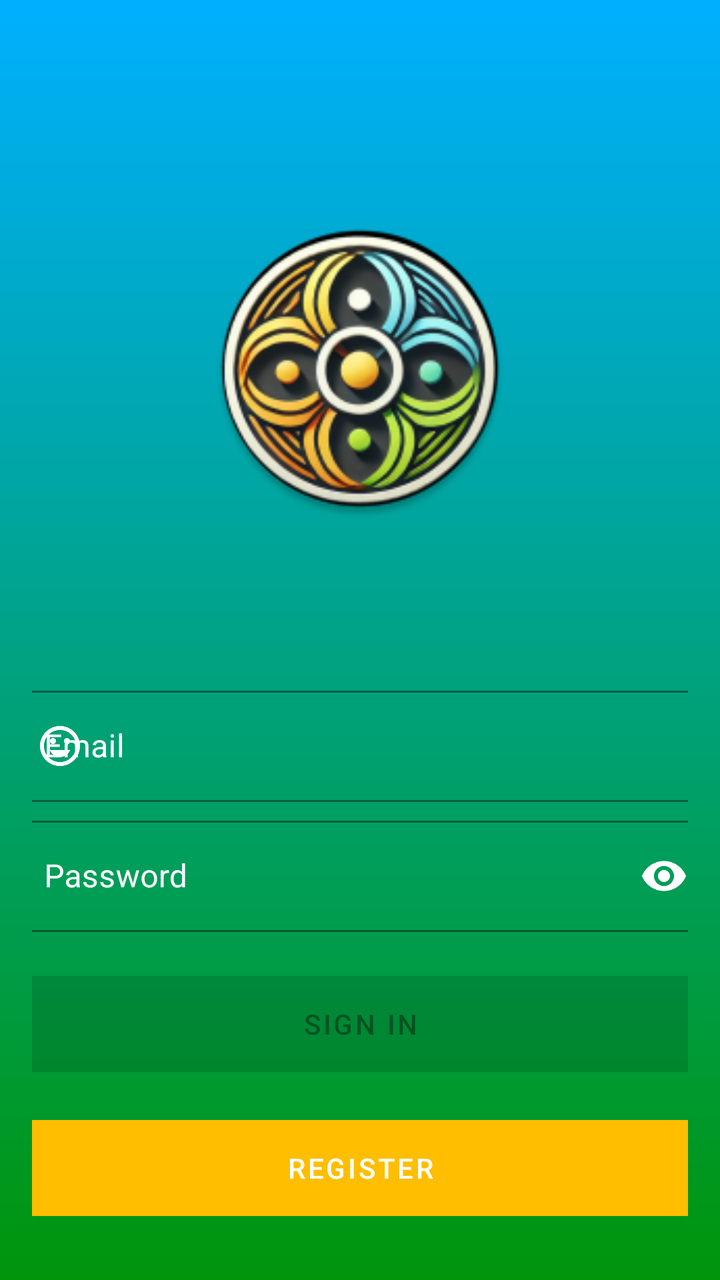
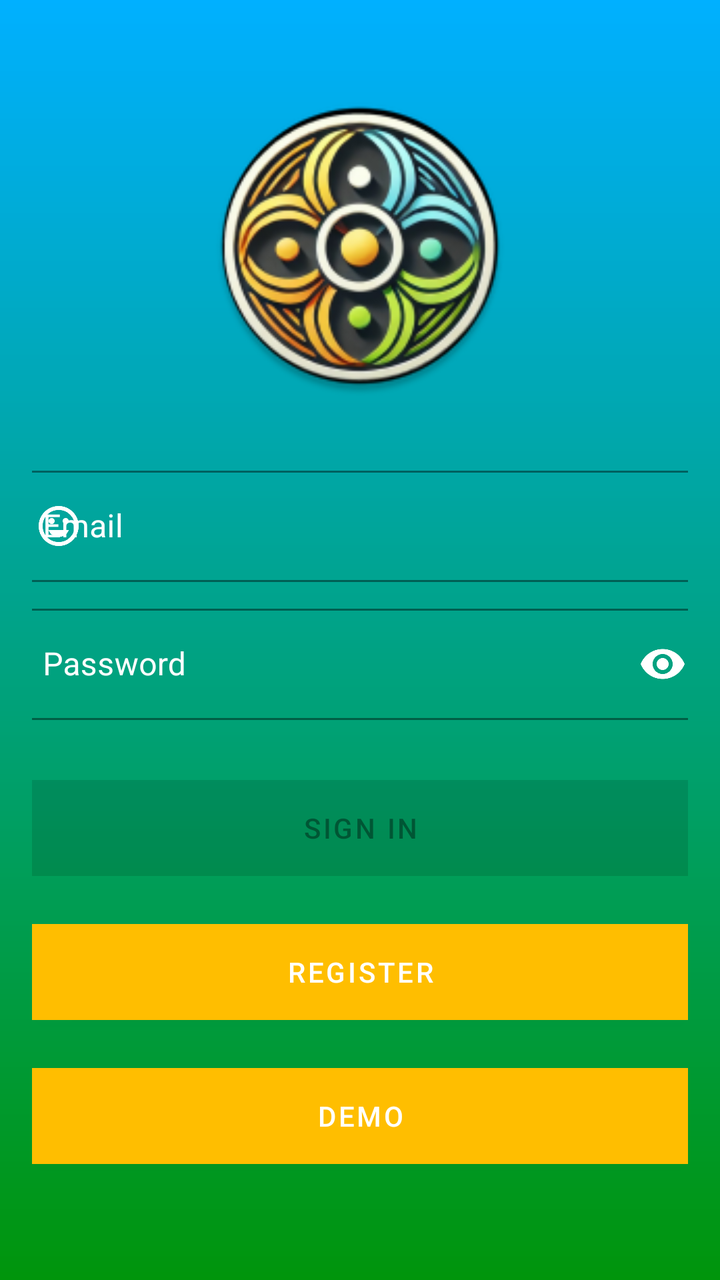

Screens rendered from an Android XML layout before and after an edit, with the pre-edit source and the edit as a unified diff.
<!-- AndroidManifest.xml: activity theme Theme.QhagoApp.Login -->
<!-- res/layout/activity_login.xml -->
<?xml version="1.0" encoding="utf-8"?>
<androidx.constraintlayout.widget.ConstraintLayout xmlns:android="http://schemas.android.com/apk/res/android"
    xmlns:app="http://schemas.android.com/apk/res-auto"
    xmlns:tools="http://schemas.android.com/tools"
    android:id="@+id/container"
    android:background="@drawable/login_background_gradient"
    android:layout_width="match_parent"
    android:layout_height="match_parent"
    android:paddingLeft="@dimen/activity_horizontal_margin"
    android:paddingTop="@dimen/activity_vertical_margin"
    android:paddingRight="@dimen/activity_horizontal_margin"
    android:paddingBottom="@dimen/activity_vertical_margin"
    tools:context=".ui.login.LoginActivity">



    <ImageView
        android:id="@+id/imageView2"
        android:layout_width="150dp"
        android:layout_height="150dp"
        android:layout_marginTop="50dp"
        android:contentDescription="@string/thruxion_icon"
        app:layout_constraintBottom_toTopOf="@+id/til_username"
        app:layout_constraintEnd_toEndOf="parent"
        app:layout_constraintStart_toStartOf="parent"
        app:layout_constraintTop_toTopOf="parent"
        app:layout_constraintVertical_bias="0.35"
        app:srcCompat="@mipmap/ic_launcher" />

    <com.google.android.material.textfield.TextInputLayout
        android:id="@+id/til_username"
        style="@style/Widget.MaterialComponents.TextInputLayout.OutlinedBox"
        android:layout_width="350dp"
        android:layout_height="wrap_content"
        android:layout_marginTop="324dp"
        android:hint="@string/prompt_email"
        app:boxStrokeColor="@color/white"
        app:hintTextColor="@color/white"
        android:textColorHint="@color/white"
        app:startIconDrawable="@drawable/ic_profile"
        app:startIconTint="@color/white"
        app:layout_constraintEnd_toEndOf="parent"
        app:layout_constraintHorizontal_bias="0.482"
        app:layout_constraintStart_toStartOf="parent"
        app:layout_constraintTop_toTopOf="parent">

        <com.google.android.material.textfield.TextInputEditText
            android:id="@+id/username"
            android:layout_width="match_parent"
            android:layout_height="wrap_content"
            android:autofillHints="emailAddress"
            android:inputType="textEmailAddress"
            android:textColor="@color/white"
            android:selectAllOnFocus="true" />
    </com.google.android.material.textfield.TextInputLayout>

    <com.google.android.material.textfield.TextInputLayout
        android:id="@+id/til_password"
        style="@style/Widget.MaterialComponents.TextInputLayout.OutlinedBox"
        android:layout_width="350dp"
        android:layout_height="wrap_content"
        android:layout_marginTop="4dp"
        android:hint="@string/prompt_password"
        app:boxStrokeColor="@color/white"
        app:hintTextColor="@color/white"
        android:textColorHint="@color/white"
        app:endIconMode="password_toggle"
        app:endIconTint="@color/white"
        app:layout_constraintEnd_toEndOf="parent"
        app:layout_constraintHorizontal_bias="0.482"
        app:layout_constraintStart_toStartOf="parent"
        app:layout_constraintTop_toBottomOf="@+id/til_username">

        <com.google.android.material.textfield.TextInputEditText
            android:id="@+id/password"
            android:layout_width="match_parent"
            android:layout_height="wrap_content"
            android:autofillHints="password"
            android:imeActionLabel="@string/action_sign_in_short"
            android:imeOptions="actionDone"
            android:inputType="textPassword"
            android:textColor="@color/white"
            android:selectAllOnFocus="true" />
    </com.google.android.material.textfield.TextInputLayout>

    <Button
        android:id="@+id/login"
        android:layout_width="350dp"
        android:layout_height="60dp"
        android:layout_marginTop="16dp"
        android:enabled="false"
        android:text="@string/action_sign_in_short"
        app:layout_constraintEnd_toEndOf="parent"
        app:layout_constraintStart_toStartOf="parent"
        app:layout_constraintTop_toBottomOf="@+id/til_password" />

    <Button
        android:id="@+id/register"
        android:layout_width="350dp"
        android:layout_height="60dp"
        android:layout_marginTop="12dp"
        android:text="@string/action_register"
        app:layout_constraintEnd_toEndOf="parent"
        app:layout_constraintStart_toStartOf="parent"
        app:layout_constraintTop_toBottomOf="@+id/login" />

    <Button
        android:id="@+id/bypassButton"
        android:layout_width="350dp"
        android:layout_height="60dp"
        android:layout_marginTop="12dp"
        android:layout_marginBottom="64dp"
        android:text="@string/demo"
        app:layout_constraintBottom_toBottomOf="parent"
        app:layout_constraintEnd_toEndOf="parent"
        app:layout_constraintStart_toStartOf="parent"
        app:layout_constraintTop_toBottomOf="@+id/register"
        app:layout_constraintVertical_bias="0.0"
        app:rippleColor="#FFBE00" />


    <ProgressBar
        android:id="@+id/loading"
        android:layout_width="wrap_content"
        android:layout_height="wrap_content"
        android:layout_gravity="center"
        android:layout_marginTop="64dp"
        android:layout_marginBottom="64dp"
        android:visibility="gone"
        app:layout_constraintBottom_toBottomOf="parent"
        app:layout_constraintEnd_toEndOf="@+id/til_password"
        app:layout_constraintStart_toStartOf="@+id/til_password"
        app:layout_constraintTop_toTopOf="parent"
        app:layout_constraintVertical_bias="0.3" />

</androidx.constraintlayout.widget.ConstraintLayout>
<!-- resources referenced by this layout -->
<resources>
  <color name="white">#FFFFFFFF</color>
  <dimen name="activity_horizontal_margin">16dp</dimen>
  <dimen name="activity_vertical_margin">16dp</dimen>
  <!-- drawable ic_profile (drawable) -->
  <vector xmlns:android="http://schemas.android.com/apk/res/android" android:height="24dp" android:tint="#000000" android:viewportHeight="960" android:viewportWidth="960" android:width="24dp">
        
      <path android:fillColor="@android:color/white" android:pathData="M620,440Q645,440 662.5,422.5Q680,405 680,380Q680,355 662.5,337.5Q645,320 620,320Q595,320 577.5,337.5Q560,355 560,380Q560,405 577.5,422.5Q595,440 620,440ZM340,440Q365,440 382.5,422.5Q400,405 400,380Q400,355 382.5,337.5Q365,320 340,320Q315,320 297.5,337.5Q280,355 280,380Q280,405 297.5,422.5Q315,440 340,440ZM603.5,661.5Q659,623 684,560L276,560Q301,623 356.5,661.5Q412,700 480,700Q548,700 603.5,661.5ZM324,848.5Q251,817 197,763Q143,709 111.5,636Q80,563 80,480Q80,397 111.5,324Q143,251 197,197Q251,143 324,111.5Q397,80 480,80Q563,80 636,111.5Q709,143 763,197Q817,251 848.5,324Q880,397 880,480Q880,563 848.5,636Q817,709 763,763Q709,817 636,848.5Q563,880 480,880Q397,880 324,848.5ZM480,480Q480,480 480,480Q480,480 480,480Q480,480 480,480Q480,480 480,480Q480,480 480,480Q480,480 480,480Q480,480 480,480Q480,480 480,480ZM707,707Q800,614 800,480Q800,346 707,253Q614,160 480,160Q346,160 253,253Q160,346 160,480Q160,614 253,707Q346,800 480,800Q614,800 707,707Z"/>
      
  </vector>
  <!-- drawable login_background_gradient (drawable) -->
  <?xml version="1.0" encoding="utf-8"?>
  <shape xmlns:android="http://schemas.android.com/apk/res/android"
      android:shape="rectangle">
      <gradient
          android:angle="50"
          android:startColor="#00B0FF"
          android:endColor="#00950B"
          android:type="linear" />
  </shape>
  <!-- mipmap ic_launcher: png bitmap (mipmap-hdpi, 12777 bytes) -->
  <string name="action_register">Register</string>
  <string name="action_sign_in_short">Sign in</string>
  <string name="demo">Demo</string>
  <string name="prompt_email">Email</string>
  <string name="prompt_password">Password</string>
  <string name="thruxion_icon">Thruxion icon</string>
  <style name="Theme.QhagoApp.Login" parent="Theme.QhagoApp">
          
          <item name="actionBarStyle">@style/Theme.QhagoApp.Login.ActionBar</item>
          
          <item name="android:statusBarColor">@color/login_blue</item>
  
          
          <item name="colorPrimary">@color/purple_500</item>
      </style>
  <style name="Theme.QhagoApp" parent="Theme.MaterialComponents.DayNight.DarkActionBar">
          
          <item name="colorPrimary">@color/purple_500</item>
          <item name="colorPrimaryVariant">@color/purple_700</item>
          <item name="colorOnPrimary">@color/white</item>
          
          <item name="colorSecondary">@color/teal_200</item>
          <item name="colorSecondaryVariant">@color/teal_700</item>
          <item name="colorOnSecondary">@color/black</item>
          
          <item name="android:statusBarColor">?attr/colorPrimaryVariant</item>
          
      </style>
  <style name="Theme.QhagoApp.Login.ActionBar" parent="Widget.AppCompat.ActionBar.Solid">
          <item name="background">@color/teal_700</item>
      </style>
  <color name="login_blue">#00B0FF</color>
  <color name="purple_500">#FFBE00</color>
  <color name="purple_700">#FF9700</color>
  <color name="teal_200">#09C0DB</color>
  <color name="teal_700">#007F95</color>
  <color name="black">#FF000000</color>
</resources>

<!-- the commit's change to res/layout/activity_login.xml (unified diff, before → after) -->
@@ -1,136 +1,130 @@
 <?xml version="1.0" encoding="utf-8"?>
-<androidx.constraintlayout.widget.ConstraintLayout xmlns:android="http://schemas.android.com/apk/res/android"
+<androidx.core.widget.NestedScrollView xmlns:android="http://schemas.android.com/apk/res/android"
     xmlns:app="http://schemas.android.com/apk/res-auto"
     xmlns:tools="http://schemas.android.com/tools"
-    android:id="@+id/container"
-    android:background="@drawable/login_background_gradient"
     android:layout_width="match_parent"
     android:layout_height="match_parent"
-    android:paddingLeft="@dimen/activity_horizontal_margin"
-    android:paddingTop="@dimen/activity_vertical_margin"
-    android:paddingRight="@dimen/activity_horizontal_margin"
-    android:paddingBottom="@dimen/activity_vertical_margin"
-    tools:context=".ui.login.LoginActivity">
+    android:background="@drawable/login_background_gradient"
+    android:fillViewport="true">
 
+    <androidx.constraintlayout.widget.ConstraintLayout
+        android:layout_width="match_parent"
+        android:layout_height="wrap_content"
+        android:paddingLeft="@dimen/activity_horizontal_margin"
+        android:paddingTop="@dimen/activity_vertical_margin"
+        android:paddingRight="@dimen/activity_horizontal_margin"
+        android:paddingBottom="@dimen/activity_vertical_margin"
+        tools:context=".ui.login.LoginActivity">
 
+        <ImageView
+            android:id="@+id/imageView2"
+            android:layout_width="150dp"
+            android:layout_height="150dp"
+            android:layout_marginTop="32dp"
+            android:contentDescription="@string/thruxion_icon"
+            app:layout_constraintEnd_toEndOf="parent"
+            app:layout_constraintStart_toStartOf="parent"
+            app:layout_constraintTop_toTopOf="parent"
+            app:srcCompat="@mipmap/ic_launcher" />
 
-    <ImageView
-        android:id="@+id/imageView2"
-        android:layout_width="150dp"
-        android:layout_height="150dp"
-        android:layout_marginTop="50dp"
-        android:contentDescription="@string/thruxion_icon"
-        app:layout_constraintBottom_toTopOf="@+id/til_username"
-        app:layout_constraintEnd_toEndOf="parent"
-        app:layout_constraintStart_toStartOf="parent"
-        app:layout_constraintTop_toTopOf="parent"
-        app:layout_constraintVertical_bias="0.35"
-        app:srcCompat="@mipmap/ic_launcher" />
+        <com.google.android.material.textfield.TextInputLayout
+            android:id="@+id/til_username"
+            style="@style/Widget.MaterialComponents.TextInputLayout.OutlinedBox"
+            android:layout_width="350dp"
+            android:layout_height="wrap_content"
+            android:layout_marginTop="32dp"
+            android:hint="@string/prompt_email"
+            app:boxStrokeColor="@color/white"
+            app:hintTextColor="@color/white"
+            android:textColorHint="@color/white"
+            app:startIconDrawable="@drawable/ic_profile"
+            app:startIconTint="@color/white"
+            app:layout_constraintEnd_toEndOf="parent"
+            app:layout_constraintStart_toStartOf="parent"
+            app:layout_constraintTop_toBottomOf="@+id/imageView2">
 
-    <com.google.android.material.textfield.TextInputLayout
-        android:id="@+id/til_username"
-        style="@style/Widget.MaterialComponents.TextInputLayout.OutlinedBox"
-        android:layout_width="350dp"
-        android:layout_height="wrap_content"
-        android:layout_marginTop="324dp"
-        android:hint="@string/prompt_email"
-        app:boxStrokeColor="@color/white"
-        app:hintTextColor="@color/white"
-        android:textColorHint="@color/white"
-        app:startIconDrawable="@drawable/ic_profile"
-        app:startIconTint="@color/white"
-        app:layout_constraintEnd_toEndOf="parent"
-        app:layout_constraintHorizontal_bias="0.482"
-        app:layout_constraintStart_toStartOf="parent"
-        app:layout_constraintTop_toTopOf="parent">
+            <com.google.android.material.textfield.TextInputEditText
+                android:id="@+id/username"
+                android:layout_width="match_parent"
+                android:layout_height="wrap_content"
+                android:autofillHints="emailAddress"
+                android:inputType="textEmailAddress"
+                android:textColor="@color/white"
+                android:selectAllOnFocus="true" />
+        </com.google.android.material.textfield.TextInputLayout>
 
-        <com.google.android.material.textfield.TextInputEditText
-            android:id="@+id/username"
-            android:layout_width="match_parent"
+        <com.google.android.material.textfield.TextInputLayout
+            android:id="@+id/til_password"
+            style="@style/Widget.MaterialComponents.TextInputLayout.OutlinedBox"
+            android:layout_width="350dp"
             android:layout_height="wrap_content"
-            android:autofillHints="emailAddress"
-            android:inputType="textEmailAddress"
-            android:textColor="@color/white"
-            android:selectAllOnFocus="true" />
-    </com.google.android.material.textfield.TextInputLayout>
+            android:layout_marginTop="8dp"
+            android:hint="@string/prompt_password"
+            app:boxStrokeColor="@color/white"
+            app:hintTextColor="@color/white"
+            android:textColorHint="@color/white"
+            app:endIconMode="password_toggle"
+            app:endIconTint="@color/white"
+            app:layout_constraintEnd_toEndOf="parent"
+            app:layout_constraintStart_toStartOf="parent"
+            app:layout_constraintTop_toBottomOf="@+id/til_username">
 
-    <com.google.android.material.textfield.TextInputLayout
-        android:id="@+id/til_password"
-        style="@style/Widget.MaterialComponents.TextInputLayout.OutlinedBox"
-        android:layout_width="350dp"
-        android:layout_height="wrap_content"
-        android:layout_marginTop="4dp"
-        android:hint="@string/prompt_password"
-        app:boxStrokeColor="@color/white"
-        app:hintTextColor="@color/white"
-        android:textColorHint="@color/white"
-        app:endIconMode="password_toggle"
-        app:endIconTint="@color/white"
-        app:layout_constraintEnd_toEndOf="parent"
-        app:layout_constraintHorizontal_bias="0.482"
-        app:layout_constraintStart_toStartOf="parent"
-        app:layout_constraintTop_toBottomOf="@+id/til_username">
+            <com.google.android.material.textfield.TextInputEditText
+                android:id="@+id/password"
+                android:layout_width="match_parent"
+                android:layout_height="wrap_content"
+                android:autofillHints="password"
+                android:imeActionLabel="@string/action_sign_in_short"
+                android:imeOptions="actionDone"
+                android:inputType="textPassword"
+                android:textColor="@color/white"
+                android:selectAllOnFocus="true" />
+        </com.google.android.material.textfield.TextInputLayout>
 
-        <com.google.android.material.textfield.TextInputEditText
-            android:id="@+id/password"
-            android:layout_width="match_parent"
+        <Button
+            android:id="@+id/login"
+            android:layout_width="350dp"
+            android:layout_height="60dp"
+            android:layout_marginTop="24dp"
+            android:enabled="false"
+            android:text="@string/action_sign_in_short"
+            app:layout_constraintEnd_toEndOf="parent"
+            app:layout_constraintStart_toStartOf="parent"
+            app:layout_constraintTop_toBottomOf="@+id/til_password" />
+
+        <Button
+            android:id="@+id/register"
+            android:layout_width="350dp"
+            android:layout_height="60dp"
+            android:layout_marginTop="12dp"
+            android:text="@string/action_register"
+            app:layout_constraintEnd_toEndOf="parent"
+            app:layout_constraintStart_toStartOf="parent"
+            app:layout_constraintTop_toBottomOf="@+id/login" />
+
+        <Button
+            android:id="@+id/bypassButton"
+            android:layout_width="350dp"
+            android:layout_height="60dp"
+            android:layout_marginTop="12dp"
+            android:layout_marginBottom="32dp"
+            android:text="@string/demo"
+            app:layout_constraintBottom_toBottomOf="parent"
+            app:layout_constraintEnd_toEndOf="parent"
+            app:layout_constraintStart_toStartOf="parent"
+            app:layout_constraintTop_toBottomOf="@+id/register"
+            app:layout_constraintVertical_bias="0.0"
+            app:rippleColor="#FFBE00" />
+
+        <ProgressBar
+            android:id="@+id/loading"
+            android:layout_width="wrap_content"
             android:layout_height="wrap_content"
-            android:autofillHints="password"
-            android:imeActionLabel="@string/action_sign_in_short"
-            android:imeOptions="actionDone"
-            android:inputType="textPassword"
-            android:textColor="@color/white"
-            android:selectAllOnFocus="true" />
-    </com.google.android.material.textfield.TextInputLayout>
+            android:visibility="gone"
+            app:layout_constraintBottom_toBottomOf="parent"
+            app:layout_constraintEnd_toEndOf="parent"
+            app:layout_constraintStart_toStartOf="parent"
+            app:layout_constraintTop_toTopOf="parent" />
 
-    <Button
-        android:id="@+id/login"
-        android:layout_width="350dp"
-        android:layout_height="60dp"
-        android:layout_marginTop="16dp"
-        android:enabled="false"
-        android:text="@string/action_sign_in_short"
-        app:layout_constraintEnd_toEndOf="parent"
-        app:layout_constraintStart_toStartOf="parent"
-        app:layout_constraintTop_toBottomOf="@+id/til_password" />
-
-    <Button
-        android:id="@+id/register"
-        android:layout_width="350dp"
-        android:layout_height="60dp"
-        android:layout_marginTop="12dp"
-        android:text="@string/action_register"
-        app:layout_constraintEnd_toEndOf="parent"
-        app:layout_constraintStart_toStartOf="parent"
-        app:layout_constraintTop_toBottomOf="@+id/login" />
-
-    <Button
-        android:id="@+id/bypassButton"
-        android:layout_width="350dp"
-        android:layout_height="60dp"
-        android:layout_marginTop="12dp"
-        android:layout_marginBottom="64dp"
-        android:text="@string/demo"
-        app:layout_constraintBottom_toBottomOf="parent"
-        app:layout_constraintEnd_toEndOf="parent"
-        app:layout_constraintStart_toStartOf="parent"
-        app:layout_constraintTop_toBottomOf="@+id/register"
-        app:layout_constraintVertical_bias="0.0"
-        app:rippleColor="#FFBE00" />
-
-
-    <ProgressBar
-        android:id="@+id/loading"
-        android:layout_width="wrap_content"
-        android:layout_height="wrap_content"
-        android:layout_gravity="center"
-        android:layout_marginTop="64dp"
-        android:layout_marginBottom="64dp"
-        android:visibility="gone"
-        app:layout_constraintBottom_toBottomOf="parent"
-        app:layout_constraintEnd_toEndOf="@+id/til_password"
-        app:layout_constraintStart_toStartOf="@+id/til_password"
-        app:layout_constraintTop_toTopOf="parent"
-        app:layout_constraintVertical_bias="0.3" />
-
-</androidx.constraintlayout.widget.ConstraintLayout>
+    </androidx.constraintlayout.widget.ConstraintLayout>
+</androidx.core.widget.NestedScrollView>
